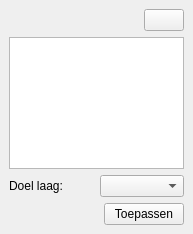
milieuinfo/Stijl-laden, file ui_styleLoadWgt.ui: the form before one commit.
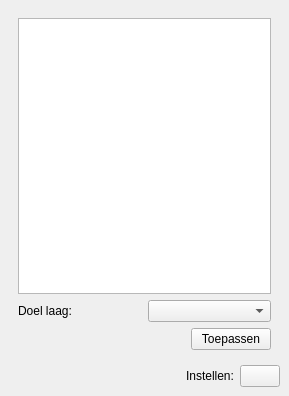
The form after the commit. Icons and pictures are not drawn.

```diff
--- a/ui_styleLoadWgt.ui
+++ b/ui_styleLoadWgt.ui
@@ -6,8 +6,8 @@
    <rect>
     <x>0</x>
     <y>0</y>
-    <width>193</width>
-    <height>234</height>
+    <width>289</width>
+    <height>396</height>
    </rect>
   </property>
   <property name="windowIcon">
@@ -18,41 +18,10 @@
    <string>Stijl Laden</string>
   </property>
   <widget class="QWidget" name="styleWgt">
+   <layout class="QVBoxLayout" name="verticalLayout_2">
+    <item>
+     <widget class="QWidget" name="widget" native="true">
    <layout class="QVBoxLayout" name="verticalLayout">
-    <item>
-     <layout class="QHBoxLayout" name="horizontalLayout_3">
-      <item>
-       <spacer name="horizontalSpacer_2">
-        <property name="orientation">
-         <enum>Qt::Horizontal</enum>
-        </property>
-        <property name="sizeHint" stdset="0">
-         <size>
-          <width>40</width>
-          <height>20</height>
-         </size>
-        </property>
-       </spacer>
-      </item>
-      <item>
-       <widget class="QPushButton" name="setSourceBtn">
-        <property name="text">
-         <string/>
-        </property>
-        <property name="icon">
-         <iconset resource="resources.qrc">
-          <normaloff>:/plugins/styleLoad/images/folder.png</normaloff>:/plugins/styleLoad/images/folder.png</iconset>
-        </property>
-        <property name="iconSize">
-         <size>
-          <width>16</width>
-          <height>16</height>
-         </size>
-        </property>
-       </widget>
-      </item>
-     </layout>
-    </item>
     <item>
      <widget class="QListWidget" name="qmlList">
       <property name="selectionMode">
@@ -93,6 +62,59 @@
        <widget class="QPushButton" name="commitBtn">
         <property name="text">
          <string>Toepassen</string>
+           </property>
+          </widget>
+         </item>
+        </layout>
+       </item>
+      </layout>
+     </widget>
+    </item>
+    <item>
+     <layout class="QHBoxLayout" name="horizontalLayout_3">
+      <property name="sizeConstraint">
+       <enum>QLayout::SetMaximumSize</enum>
+      </property>
+      <property name="bottomMargin">
+       <number>0</number>
+      </property>
+      <item>
+       <spacer name="horizontalSpacer_2">
+        <property name="orientation">
+         <enum>Qt::Horizontal</enum>
+        </property>
+        <property name="sizeHint" stdset="0">
+         <size>
+          <width>40</width>
+          <height>20</height>
+         </size>
+        </property>
+       </spacer>
+      </item>
+      <item>
+       <widget class="QLabel" name="label_2">
+        <property name="text">
+         <string>Instellen:</string>
+        </property>
+       </widget>
+      </item>
+      <item>
+       <widget class="QPushButton" name="setSourceBtn">
+        <property name="toolTip">
+         <string>De loactie van de QML bestanden instellen.</string>
+        </property>
+        <property name="text">
+         <string/>
+        </property>
+        <property name="icon">
+         <iconset resource="resources.qrc">
+          <normaloff>:/plugins/styleLoad/images/folder.png</normaloff>:/plugins/styleLoad/images/folder.png</iconset>
+        </property>
+        <property name="iconSize">
+         <size>
+          <width>16</width>
+          <height>16</height>
+         </size>
         </property>
        </widget>
       </item>
```
Lines whose indentation alone changed are shown as unchanged.
